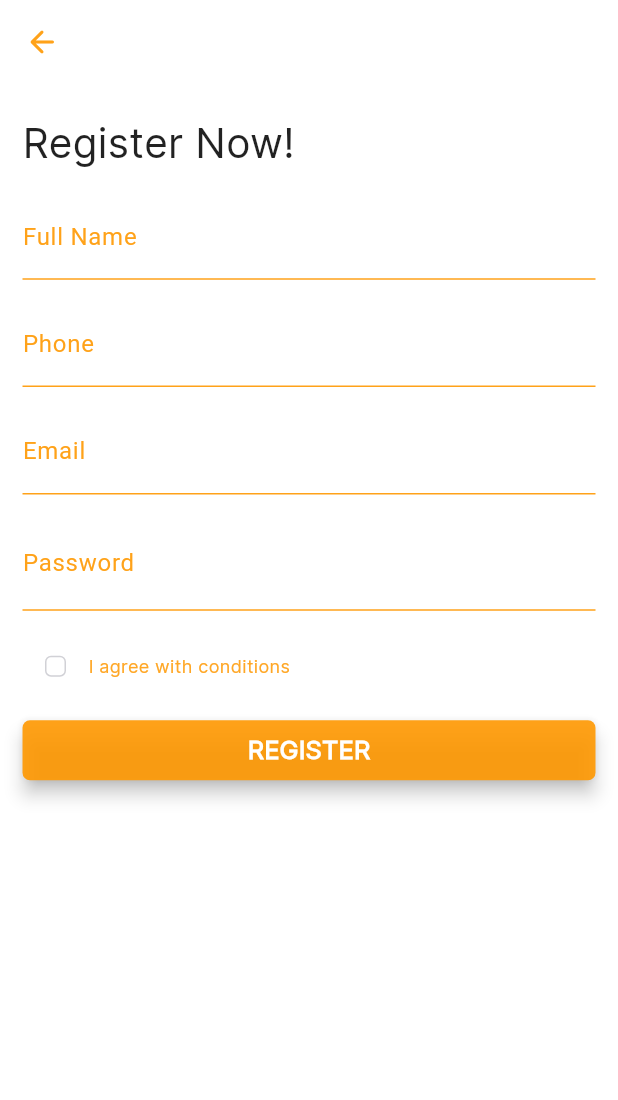
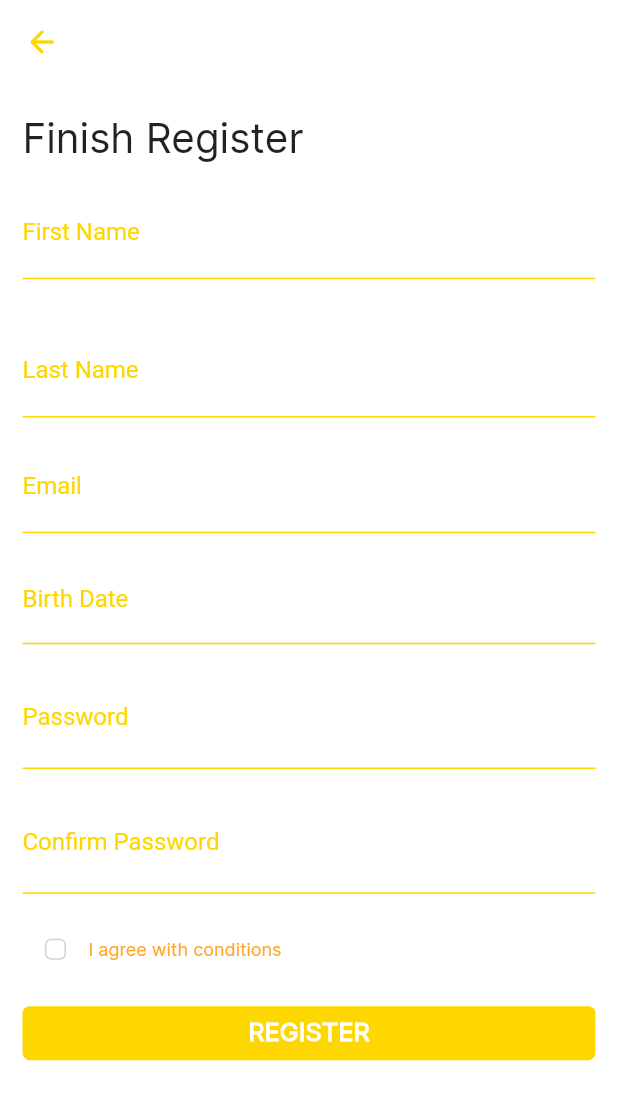
Before and after one commit to craftgirlsss/broker-trade-app, a Flutter app: the SignUp screen opened directly, on a phone screen of 412 x 824 dp. Shown: the top 1100 px of the screen. Run offline on Flutter 3.47's test engine with Material 3 defaults, Android fonts, the phone set to English and light mode, and no system bars; our stand-ins replace get, lottie, otp_text_field, syncfusion_flutter_charts.

Commit message:
add otp, register field, and phone number register page

```diff
--- a/lib/main.dart
+++ b/lib/main.dart
@@ -16,8 +16,11 @@
       title: 'Mockup Trading App',
       debugShowCheckedModeBanner: false,
       theme: ThemeData(
+        appBarTheme: const AppBarTheme(
+        color:  Colors.white,
+      ),
         colorScheme: ColorScheme.fromSeed(seedColor: GlobalVariablesType.buttonTextColor![1]),
-        useMaterial3: true,
+        useMaterial3: false,
       ),
       home: const SplashScreen(),
     );
--- a/lib/src/components/appbars.dart
+++ b/lib/src/components/appbars.dart
@@ -89,7 +89,7 @@
               setState(() {
                 counter = counter + 1;
               });
-              print(counter);
+              // print(counter);
             },
             icon: Container(
               padding: const EdgeInsets.all(6),
@@ -136,6 +136,7 @@
     surfaceTintColor: Colors.transparent,
     backgroundColor: GlobalVariablesType.backgroundColor,
     leadingWidth: 60,
+    elevation: 0,
     leading: Padding(
       padding: const EdgeInsets.only(left: 12),
       child: GestureDetector(
--- a/lib/src/components/buttons.dart
+++ b/lib/src/components/buttons.dart
@@ -9,7 +9,7 @@
     style: ElevatedButton.styleFrom(
       shape: RoundedRectangleBorder(borderRadius: BorderRadius.circular(5)),
       backgroundColor: GlobalVariablesType.mainColor,
-      elevation: 5,
+      elevation: 0
     ),
     child: Text(title ?? GlobalVariablesType.loginText!, style: kDefaultTextStyleButton()));
 }
--- a/lib/src/components/textfields.dart
+++ b/lib/src/components/textfields.dart
@@ -1,5 +1,6 @@
 import 'package:flutter/material.dart';
 import 'package:mockup_one/src/components/main_variable.dart';
+import 'package:mockup_one/src/helpers/email_validator.dart';
 
 class UsernameTextFields extends StatefulWidget {
   final String? hintText;
@@ -48,31 +49,20 @@
         )
        ),
        onChanged: (value) {
-          validateEmailBool(value: value);
+          if(validateEmailBool(value) == true){
+            setState(() {
+              isEmail = true;
+            });
+          }else{
+            setState(() {
+              isEmail = false;
+            });
+          }
        },
     );
   }
 
-  bool? validateEmailBool({String? value}) {
-    const pattern = r"(?:[a-z0-9!#$%&'*+/=?^_`{|}~-]+(?:\.[a-z0-9!#$%&'"
-        r'*+/=?^_`{|}~-]+)*|"(?:[\x01-\x08\x0b\x0c\x0e-\x1f\x21\x23-\x5b\x5d-'
-        r'\x7f]|\\[\x01-\x09\x0b\x0c\x0e-\x7f])*")@(?:(?:[a-z0-9](?:[a-z0-9-]*'
-        r'[a-z0-9])?\.)+[a-z0-9](?:[a-z0-9-]*[a-z0-9])?|\[(?:(?:(2(5[0-5]|[0-4]'
-        r'[0-9])|1[0-9][0-9]|[1-9]?[0-9]))\.){3}(?:(2(5[0-5]|[0-4][0-9])|1[0-9]'
-        r'[0-9]|[1-9]?[0-9])|[a-z0-9-]*[a-z0-9]:(?:[\x01-\x08\x0b\x0c\x0e-\x1f\'
-        r'x21-\x5a\x53-\x7f]|\\[\x01-\x09\x0b\x0c\x0e-\x7f])+)\])';
-    final regex = RegExp(pattern);
-    if(!regex.hasMatch(value!)){
-      setState(() {
-        isEmail = false;
-      });
-    }else{
-      setState(() {
-        isEmail = true;
-      });
-    }
-    return isEmail;
-  }
+
 }
 
 class PasswordTextField extends StatefulWidget {
@@ -261,7 +251,87 @@
   }
 
   bool? validateName(String value) {
-    if(RegExp(r"\s").hasMatch(value)){
+    if(value.length > 2){
+      setState(() {
+        isName = true;
+      });
+    }else{
+      setState(() {
+        isName = false;
+      });
+    }
+    // if(RegExp(r"\s").hasMatch(value)){
+    //   setState(() {
+    //     isName = true;
+    //   });
+    // }else{
+    //   setState(() {
+    //     isName = false;
+    //   });
+    // }
+    return isName;
+  }
+}
+
+
+class TextEditingOptionSelect extends StatefulWidget {
+  final String? hintText;
+  final String? labelText;
+  final Function()? onTap;
+  final TextEditingController? controller;
+  const TextEditingOptionSelect({super.key, this.hintText, this.labelText, this.controller, this.onTap});
+
+  @override
+  State<TextEditingOptionSelect> createState() => _TextEditingOptionSelectState();
+}
+
+class _TextEditingOptionSelectState extends State<TextEditingOptionSelect> {
+  bool? isName = false;
+  @override
+  Widget build(BuildContext context) {
+    return TextFormField(
+       readOnly: true,
+       controller: widget.controller,
+       keyboardType: TextInputType.name,
+       onTap: widget.onTap,
+       decoration: InputDecoration(
+        hintText: widget.hintText,
+        labelText: widget.labelText,
+        labelStyle: TextStyle(color: GlobalVariablesType.mainColor),
+        hintStyle: const TextStyle(color: Colors.black38),
+        filled: false,
+        // suffix: AnimatedContainer(
+        //   duration: const Duration(milliseconds: 500),
+        //   padding: const EdgeInsets.all(2),
+        //   decoration:  BoxDecoration(
+        //     color: isName == false ? Colors.red : GlobalVariablesType.mainColor,
+        //     shape: BoxShape.circle),
+        //   child: isName == false ? const Icon(Icons.close, color: Colors.white, size: 16) : const Icon(Icons.done, color: Colors.white, size: 16),
+        // ),
+        focusedBorder: UnderlineInputBorder(
+          borderSide: BorderSide(
+            color: GlobalVariablesType.mainColor
+          )
+        ),
+        enabledBorder: UnderlineInputBorder(
+          borderSide: BorderSide(
+            color: GlobalVariablesType.mainColor
+          )
+        ),
+        border: UnderlineInputBorder(
+          borderSide: BorderSide(
+            color: GlobalVariablesType.mainColor
+          )
+        )
+       ),
+       onChanged: (value) {
+          validateName(value);
+       },
+    );
+  }
+
+  bool? validateName(String value) {
+    if(value.isNotEmpty){
       setState(() {
         isName = true;
       });
--- a/lib/src/views/login/create.dart
+++ b/lib/src/views/login/create.dart
@@ -1,12 +1,14 @@
 import 'package:flutter/cupertino.dart';
 import 'package:flutter/material.dart';
+import 'package:get/get.dart';
+import 'package:intl/intl.dart';
 import 'package:mockup_one/src/components/appbars.dart';
 import 'package:mockup_one/src/components/buttons.dart';
 import 'package:mockup_one/src/components/main_variable.dart';
 import 'package:mockup_one/src/components/textfields.dart';
 import 'package:mockup_one/src/components/textstyle.dart';
 import 'package:mockup_one/src/helpers/focus_manager.dart';
-import 'package:mockup_one/src/views/mainpage.dart';
+import 'package:mockup_one/src/views/login/login.dart';
 
 class SignUp extends StatefulWidget {
   const SignUp({super.key});
@@ -18,15 +20,20 @@
 class _SignUpState extends State<SignUp> {
   TextEditingController emailContrller = TextEditingController();
   TextEditingController passwordController = TextEditingController();
-  TextEditingController namaContrller = TextEditingController();
+  TextEditingController confirmPasswordController = TextEditingController();
+  TextEditingController firstNameContrller = TextEditingController();
+  TextEditingController lastNameContrller = TextEditingController();
   TextEditingController noHPController = TextEditingController();
+  TextEditingController birthDateController = TextEditingController();
   bool isChecked = false;
   @override
   void dispose() {
     emailContrller.dispose();
     passwordController.dispose();
-    namaContrller.dispose();
+    firstNameContrller.dispose();
+    lastNameContrller.dispose();
     noHPController.dispose();
+    confirmPasswordController.dispose();
     super.dispose();
   }
   @override
@@ -45,14 +52,15 @@
             const SizedBox(height: 15),
             NameTextField(
               hintText: "Input your name",
-              labelText: "Full Name",
-              controller: namaContrller,
+              labelText: "First Name",
+              controller: firstNameContrller,
             ),
             const SizedBox(height: 15),
-            PhoneTextField(
-              hintText: "Input your phone",
-              labelText: "Phone",
-              controller: noHPController,
+            const SizedBox(height: 15),
+            NameTextField(
+              hintText: "Input your name",
+              labelText: "Last Name",
+              controller: lastNameContrller,
             ),
             const SizedBox(height: 15),
             UsernameTextFields(
@@ -61,10 +69,37 @@
               controller: emailContrller,
             ),
             const SizedBox(height: 15),
+            TextEditingOptionSelect(
+              controller: birthDateController,
+              labelText: "Birth Date",
+              onTap: () async {
+                DateTime? pickedDate = await showDatePicker(
+                  context: context,
+                  initialDate: DateTime(2000), //get today's date
+                  firstDate:DateTime(1960), //DateTime.now() - not to allow to choose before today.
+                  lastDate: DateTime.now()
+                );
+                if(pickedDate != null ){
+                  String formattedDate = DateFormat('dd-MM-yyyy').format(pickedDate); // format date in required form here we use yyyy-MM-dd that means time is removed
+                  setState(() {
+                      birthDateController.text = formattedDate; //set foratted date to TextField value.
+                  });
+                }else{
+                    Get.snackbar("Failed", "Please choose your birthdate");
+                }
+              },
+            ),
+            const SizedBox(height: 15),
             PasswordTextField(
               controller: passwordController,
               hintText: "input your password",
               labelText: "Password",
+            ),
+            const SizedBox(height: 15),
+            PasswordTextField(
+              controller: confirmPasswordController,
+              hintText: "input your password",
+              labelText: "Confirm Password",
             ),
             const SizedBox(height: 15),
             Row(
@@ -94,7 +129,7 @@
               child: kDefaultButtonLogin(
                 title: GlobalVariablesType.signUpText,
                 onPressed: (){
-                Navigator.push(context, MaterialPageRoute(builder: (context) => const MainPage()));
+                  Get.offAll(() => const LoginPage());
                 },
               ),
             ),
--- a/lib/src/views/profiles/profiles.dart
+++ b/lib/src/views/profiles/profiles.dart
@@ -7,6 +7,7 @@
 import 'package:mockup_one/src/components/textstyle.dart';
 
 import 'change_password.dart';
+import 'detail_profile.dart';
 
 class ProfilePage extends StatefulWidget {
   const ProfilePage({super.key});
@@ -36,6 +37,9 @@
               ),
               elevation: 1,
               child: ListTile(
+                onTap: (){
+                  Get.to(() => const DetailProfile());
+                },
                 shape: RoundedRectangleBorder(
                   borderRadius: BorderRadius.circular(10)
                 ),
--- a/lib/src/views/transactions/transaction.dart
+++ b/lib/src/views/transactions/transaction.dart
@@ -1,6 +1,4 @@
-import 'package:flutter/cupertino.dart';
 import 'package:flutter/material.dart';
-import 'package:flutter/widgets.dart';
 import 'package:mockup_one/src/components/main_variable.dart';
 import 'package:mockup_one/src/components/textstyle.dart';
 
--- a/pubspec.yaml
+++ b/pubspec.yaml
@@ -15,6 +15,9 @@
   intl: ^0.19.0
   syncfusion_flutter_charts: ^24.2.9
   lottie: ^3.1.0
+  # intl_phone_number_input: ^0.7.4
+  otp_text_field: ^1.1.3
+  # flutter_libphonenumber: ^2.2.1
 
 dev_dependencies:
   flutter_test:
```
Also changed, not shown: lib/src/components/action_sheet.dart (added, +16 -0 lines), lib/src/components/main_variable.dart (+7 -4 lines), lib/src/helpers/phone_formatter.dart (added, +31 -0 lines), lib/src/helpers/time_converter.dart (added, +12 -0 lines), lib/src/views/dashboard/market_details.dart (+8 -1 lines), lib/src/views/login/login.dart (+4 -5 lines), lib/src/views/login/otp.dart (added, +140 -0 lines), lib/src/views/login/sign_up.dart (added, +118 -0 lines), lib/src/views/profiles/detail_profile.dart (added, +124 -0 lines), assets/images/otp_image.png (added), assets/images/register_image.png (added), lib/src/helpers/date_picker.dart (added), pubspec.lock.
